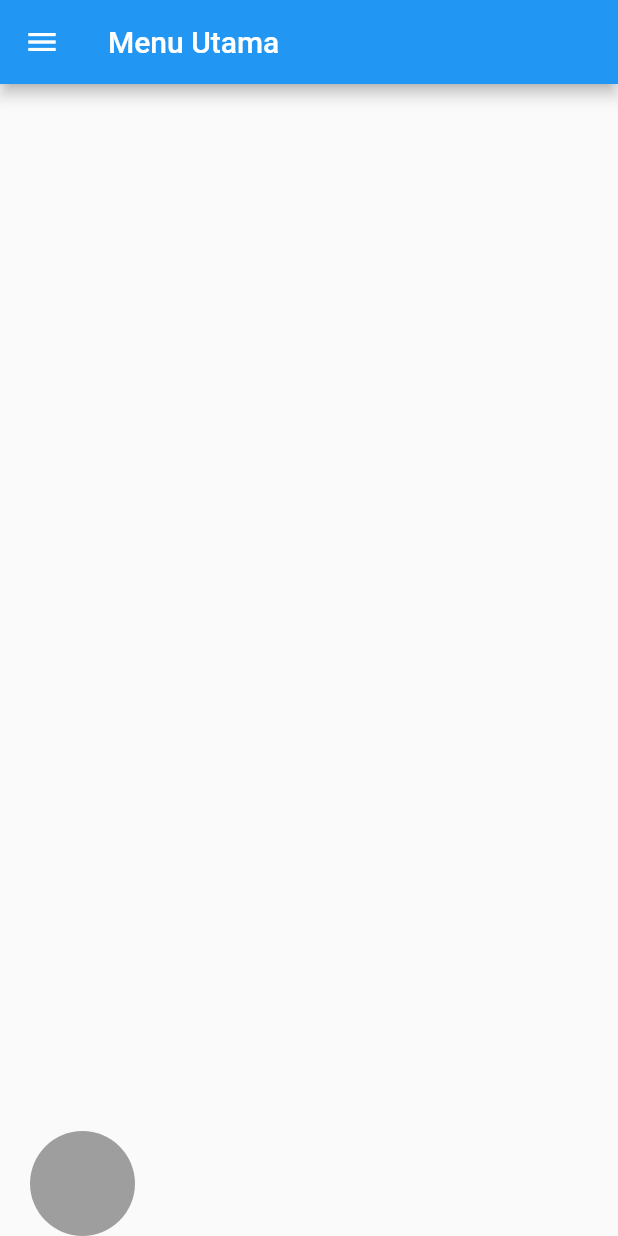
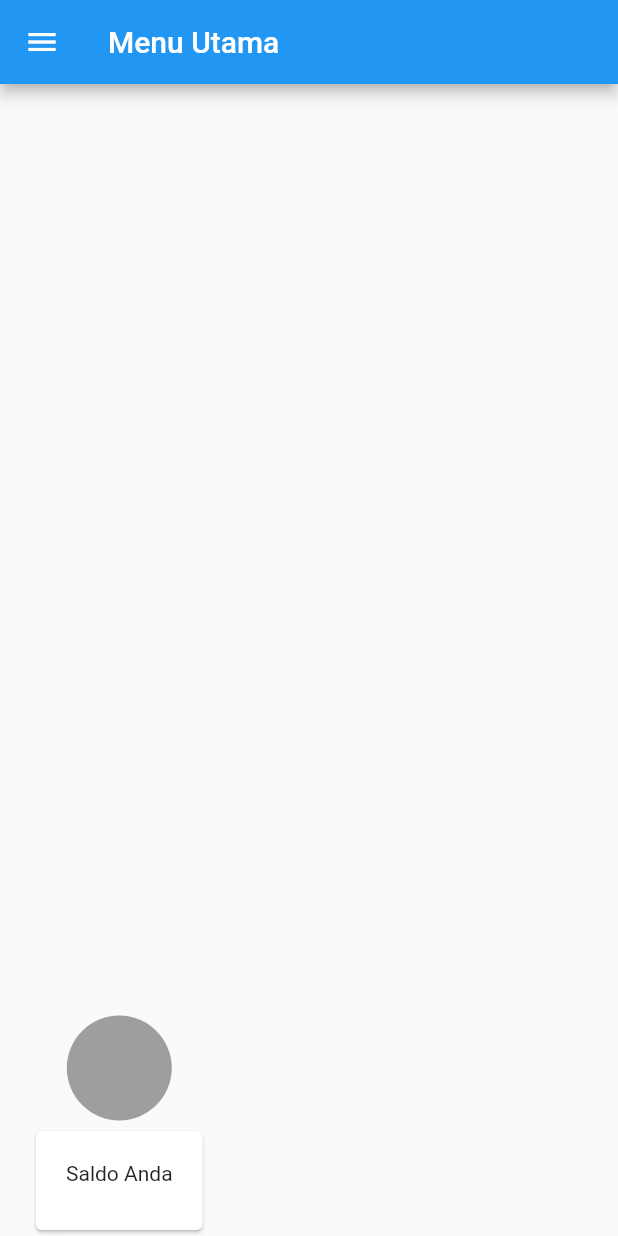
Before and after one commit to dwiponcosuripto4/mbakmu2, a Flutter app: the Menu_Utama screen opened directly, on a phone screen of 412 x 824 dp. Run offline on Flutter 3.47's test engine with Material 2 defaults, Android fonts, the light colour scheme and no system bars.

Commit message:
add widget card to fitur isi wallet

```diff
--- a/lib/menu_utama.dart
+++ b/lib/menu_utama.dart
@@ -24,7 +24,26 @@ class Menu_Utama extends StatelessWidget {
                   CircleAvatar(
                     backgroundColor: Colors.grey,
                     radius: 35,
+                    child: Icon(
+                      Icons.camera_alt,
+                      color: Colors.grey,
+                    ),
                   ),
+                  SizedBox(height: 3),
+                  Card(
+                    child: Padding(
+                      padding: EdgeInsets.all(20),
+                      child: Column(
+                        crossAxisAlignment: CrossAxisAlignment.start,
+                        children: <Widget>[
+                          Text("Saldo Anda"),
+                          SizedBox(
+                            height: 10,
+                          ),
+                        ],
+                      ),
+                    ),
+                  )
                 ],
               ),
             )
```
